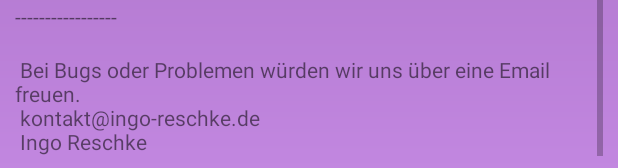
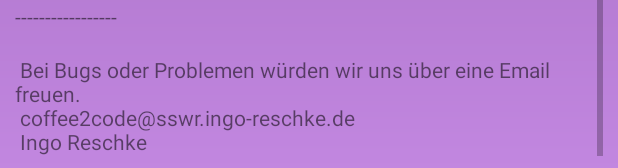
Before and after one commit to inog/SSWR, an Android app: the layout about.xml on its own in the app's theme, with its tools: preview values and no code run, scrolled down 753 dp, on a phone screen of 412 x 824 dp. Shown: the part 1065-1233 px from the top of the screen. Run offline under Robolectric (Android 15) with nearby library versions, the phone set to English and light mode, and no system bars.

Commit message:
change contact email address
Signed-off-by: Ingo Reschke <kontakt@ingo-reschke.de>

```diff
--- a/app/src/main/res/values/strings.xml
+++ b/app/src/main/res/values/strings.xml
@@ -72,7 +72,7 @@
 
     <string name="about_contact">\
     	Bei Bugs oder Problemen würden wir uns über eine Email freuen.\n
-    	kontakt@ingo-reschke.de\n
+    	coffee2code@sswr.ingo-reschke.de \n
     	Ingo Reschke
     </string>
     <string name="about_contact_email_Intent">Sende Email.</string>
```
Also changed, not shown: 1 other file.
